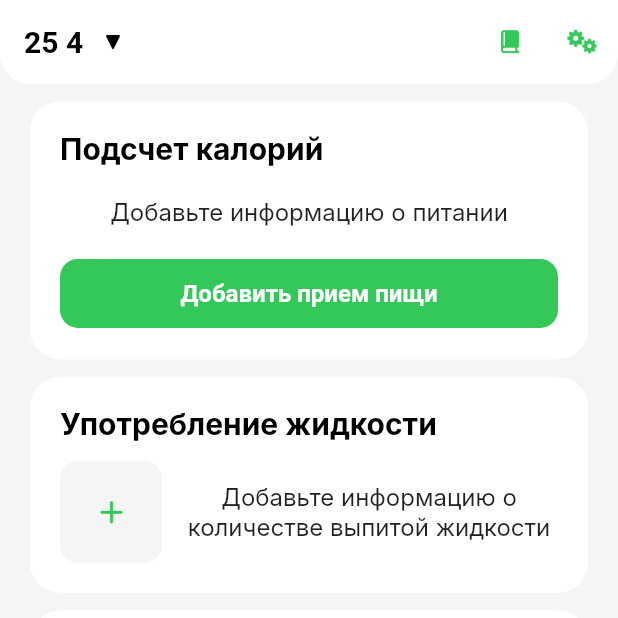
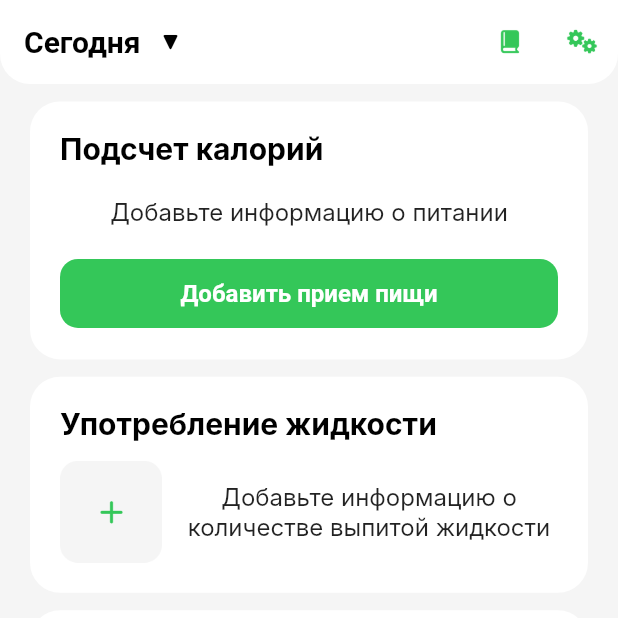
Before and after one commit to VeronikaTsitser/calorie_counter, a Flutter app: the screen it shows after launch, on a phone screen of 412 x 824 dp, the top half of it. Run offline on Flutter 3.47's test engine with Material 3 defaults, Android fonts, the phone set to English and light mode, and no system bars; our stand-ins replace auto_route, auto_size_text, device_preview, flutter_bloc, flutter_screenutil, freezed_annotation and 1 more; Roboto replaces fonts that are missing (Inter).

Commit message:
доработка дата пикера

```diff
--- a/lib/core/presentation/widgets/base_app_date_picker.dart
+++ b/lib/core/presentation/widgets/base_app_date_picker.dart
@@ -21,9 +21,9 @@ class _BaseAppDatePickerState extends State<BaseAppDatePicker> {
           SizedBox(
             height: 200,
             child: CupertinoDatePicker(
-              // maximumDate: DateTime.now(),
+              maximumDate: DateTime.now(),
               mode: CupertinoDatePickerMode.date,
-              initialDateTime: DateTime.now(),
+              initialDateTime: widget.initialDate,
               onDateTimeChanged: (DateTime newDate) {
                 _value = newDate;
               },
--- a/lib/core/utils/utils.dart
+++ b/lib/core/utils/utils.dart
@@ -1,3 +1,5 @@
+import 'package:intl/intl.dart';
+
 extension DateTimeExtensions on DateTime {
   DateTime get startOfDay {
     return DateTime(year, month, day);
@@ -11,3 +13,21 @@ extension DateTimeExtensions on DateTime {
     return DateTime(year, month - 1, day);
   }
 }
+
+String formatDateTime(DateTime date) {
+  DateTime now = DateTime.now();
+  DateTime today = DateTime(now.year, now.month, now.day);
+  DateTime aDate = DateTime(date.year, date.month, date.day);
+
+  if (aDate == today) {
+    return 'Сегодня';
+  }
+  if (aDate == today.subtract(const Duration(days: 1))) {
+    return 'Вчера';
+  }
+  if (aDate.year != today.year) {
+    return DateFormat('d MMMM y', 'ru_RU').format(date);
+  } else {
+    return DateFormat('d MMMM', 'ru_RU').format(date);
+  }
+}
--- a/lib/features/dash_board/presentation/dash_board_screen.dart
+++ b/lib/features/dash_board/presentation/dash_board_screen.dart
@@ -2,6 +2,7 @@ import 'package:auto_route/auto_route.dart';
 import 'package:calorie_counter/core/presentation/pop_ups.dart';
 import 'package:calorie_counter/core/presentation/theme.dart';
 import 'package:calorie_counter/core/presentation/widgets/base_app_date_picker.dart';
+import 'package:calorie_counter/core/utils/utils.dart';
 import 'package:calorie_counter/features/body_parameters/presentation/body_parameters_card.dart';
 import 'package:calorie_counter/features/calorie_counter/logic/food_consuming_notifier.dart';
 import 'package:calorie_counter/features/calorie_counter/presentation/calorie_counter_card.dart';
@@ -22,6 +23,7 @@ class DashBoardScreen extends StatelessWidget {
   Widget build(BuildContext context) {
     final filterNotifier = context.watch<DashBoardFilterNotifier>();
     final date = filterNotifier.selectedDate;
+    final String formattedDate = formatDateTime(date);
     final foodNotifier = context.watch<FoodConsumingNotifier>();
     final waterNotifier = context.watch<WaterConsumingNotifier>();
 
@@ -39,7 +41,7 @@ class DashBoardScreen extends StatelessWidget {
       appBar: AppBar(
         title: Row(
           children: [
-            Text('${date.day} ${date.month}', style: AppTextStyle.s20w700),
+            Text(formattedDate, style: AppTextStyle.s20w700),
             SizedBox(
               width: 40,
               child: IconButton(
```
